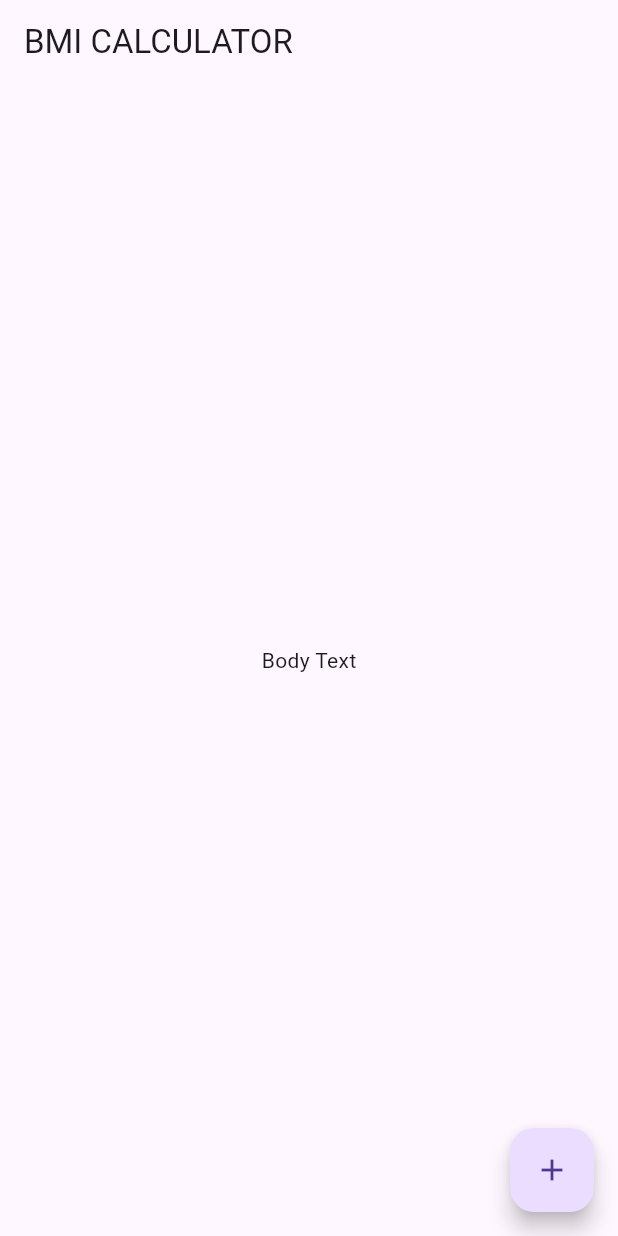
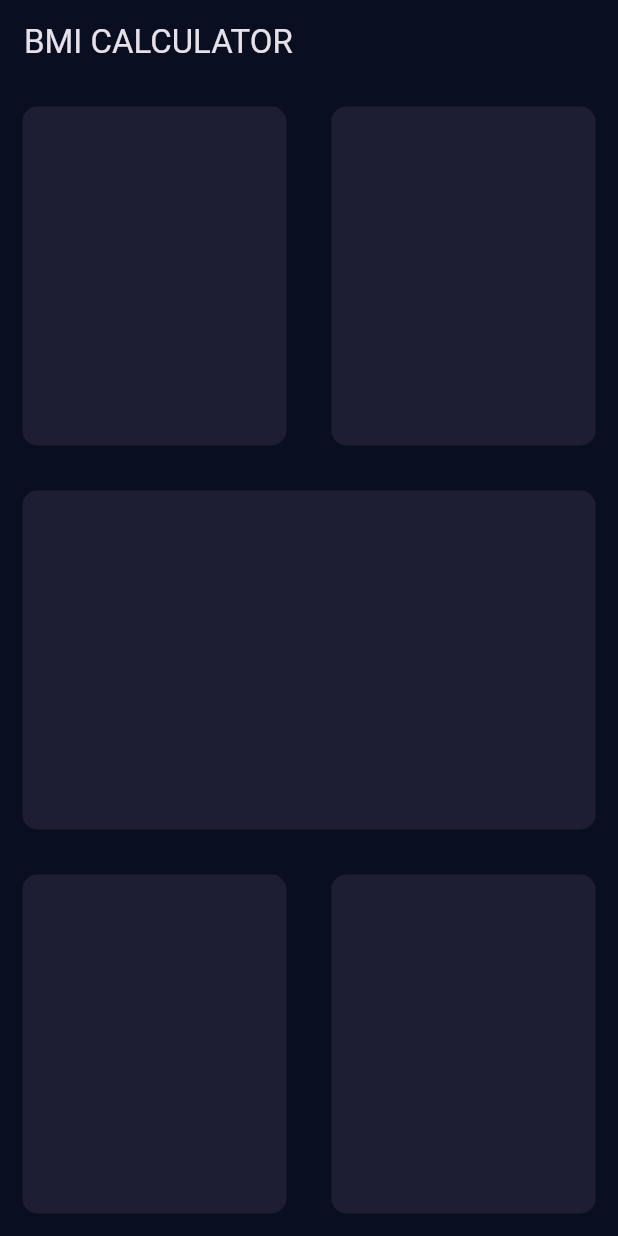
Before and after one commit to WinHtunOo29/BMI-Calculator, a Flutter app: the screen it shows after launch, on a phone screen of 412 x 824 dp. Run offline on Flutter 3.47's test engine with Material 3 defaults, Android fonts, the phone set to English and light mode, and no system bars.

Commit message:
set up frame for UI

```diff
--- /dev/null
+++ b/bmi_calculator/lib/input_page.dart
@@ -0,0 +1,61 @@
+import 'package:flutter/material.dart';
+import 'reusable_widgets/resuable_card.dart';
+
+class InputPage extends StatefulWidget {
+  const InputPage({super.key});
+
+  @override
+  _InputPageState createState() => _InputPageState();
+}
+
+class _InputPageState extends State<InputPage> {
+  @override
+  Widget build(BuildContext context) {
+    return Scaffold(
+      appBar: AppBar(
+        title: const Text('BMI CALCULATOR'),
+      ),
+      body: Column(
+        children: [
+          Expanded(
+            child: Row(
+              children: [
+                Expanded(
+                  child: ResuableCard(
+                    colour: const Color(0xFF1D1E33),
+                  )
+                ),
+                Expanded(
+                  child: ResuableCard(
+                    colour: const Color(0xFF1D1E33),
+                  )
+                ),
+              ],
+            ),
+          ),
+          Expanded(
+            child: ResuableCard(
+              colour: const Color(0xFF1D1E33),
+            )
+          ),
+          Expanded(
+            child: Row(
+              children: [
+                Expanded(
+                  child: ResuableCard(
+                    colour: const Color(0xFF1D1E33),
+                  )
+                ),
+                Expanded(
+                  child: ResuableCard(
+                    colour: const Color(0xFF1D1E33),
+                  )
+                ),
+              ],
+            ),
+          ),
+        ],
+      )
+    );
+  }
+}
--- a/bmi_calculator/lib/main.dart
+++ b/bmi_calculator/lib/main.dart
@@ -1,6 +1,7 @@
 import 'package:flutter/material.dart';
+import 'input_page.dart';
 
-void main() => runApp(BMICalculator());
+void main() => runApp(const BMICalculator());
 
 class BMICalculator extends StatelessWidget {
   const BMICalculator({super.key});
@@ -8,34 +9,13 @@ class BMICalculator extends StatelessWidget {
   @override
   Widget build(BuildContext context) {
     return MaterialApp(
-      home: InputPage(),
+      theme: ThemeData.dark().copyWith(
+        appBarTheme: const AppBarTheme(
+          backgroundColor: Color(0xFF0A0E21),
+        ),
+        scaffoldBackgroundColor: const Color(0xFF0A0E21),
+      ),
+      home: const InputPage(),
     );
   }
 }
-
-class InputPage extends StatefulWidget {
-  const InputPage({super.key});
-
-  @override
-  _InputPageState createState() => _InputPageState();
-}
-
-class _InputPageState extends State<InputPage> {
-  @override
-  Widget build(BuildContext context) {
-    return Scaffold(
-      appBar: AppBar(
-        title: const Text('BMI CALCULATOR'),
-      ),
-      body: const Center(
-        child: Text('Body Text'),
-      ),
-      floatingActionButton: FloatingActionButton(
-        onPressed: () {
-
-        },
-        child: const Icon(Icons.add),
-      ),
-    );
-  }
-}
--- /dev/null
+++ b/bmi_calculator/lib/reusable_widgets/resuable_card.dart
@@ -0,0 +1,18 @@
+import 'package:flutter/material.dart';
+
+class ResuableCard extends StatelessWidget {
+  final Color colour;
+
+  ResuableCard({required this.colour});
+
+  @override
+  Widget build(BuildContext context) {
+    return Container(
+      margin: const EdgeInsets.all(15.0),
+      decoration: BoxDecoration(
+        color: colour,
+        borderRadius: BorderRadius.circular(10.0),
+      ),
+    );
+  }
+}
```
